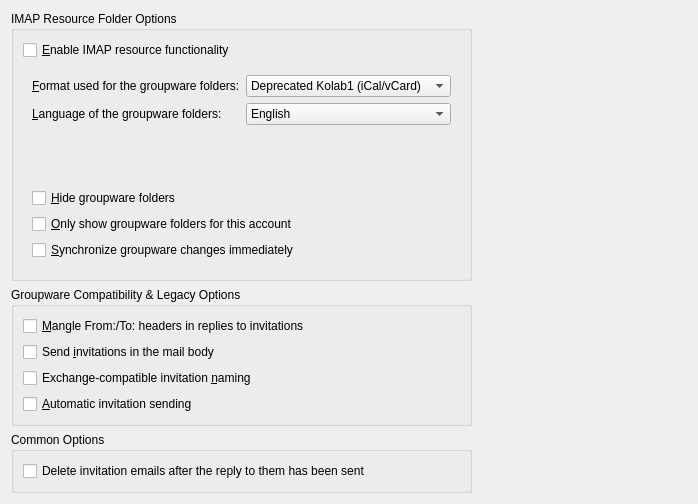
Old version of the form kmail/ui/miscpagegroupwaretab.ui in the repository chusopr/kdepim-ktimetracker-akonadi.
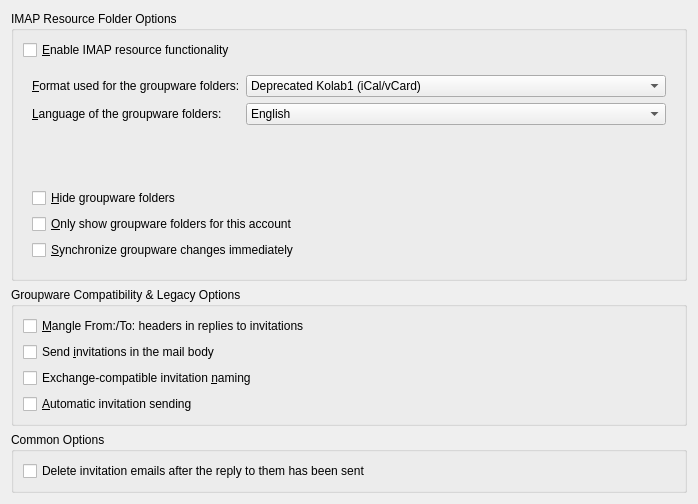
New version of the form. Custom widgets are drawn as their Qt base class.

Commit message: Repair layout, so that expanding the widget horizontally grows the groupboxes again

The edit to the form file:
```diff
--- a/kmail/ui/miscpagegroupwaretab.ui
+++ b/kmail/ui/miscpagegroupwaretab.ui
@@ -10,7 +10,7 @@
     <height>504</height>
    </rect>
   </property>
-  <layout class="QFormLayout" name="formLayout">
+  <layout class="QGridLayout" name="gridLayout_3">
    <item row="0" column="0">
     <layout class="QVBoxLayout" name="verticalLayout_3">
      <item>
```
Left out of the diff: 7 changed lines with no effect on the pictures.
